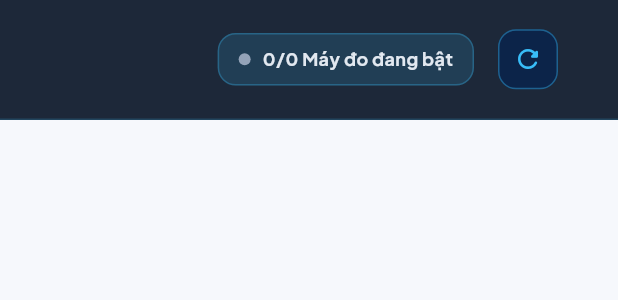
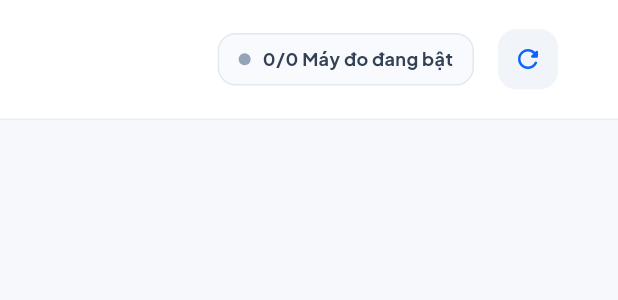
Before and after one commit to minhkhoanguyen0106-png/doan4, a Flutter app: the DesktopHeader widget shown alone on an empty page, opened directly with empty values, on a phone screen of 412 x 824 dp. Shown: the top 300 px of the screen. Run offline on Flutter 3.47's test engine with Material 3 defaults, Android fonts, the phone set to English and light mode, and no system bars; our stand-ins replace flutter_secure_storage, google_fonts; missing offline and left inert: dart:html, dart:js_interop; accounts and stored records are empty.

Commit message:
feat(ui): set shimmering daytime ocean background, fix daytime text contrast, and invert dashboard bar contrast

```diff
--- a/frontend/lib/widgets/desktop_header.dart
+++ b/frontend/lib/widgets/desktop_header.dart
@@ -36,17 +36,21 @@ class DesktopHeader extends StatelessWidget {
   @override
   Widget build(BuildContext context) {
     final isAbyss = lightingMode == OceanLightingMode.abyssal;
+    // Inverse dashboard contrast rule:
+    // Sunlit mode (!isAbyss) -> Dashboard header is DARK
+    // Abyssal mode (isAbyss) -> Dashboard header is LIGHT
+    final bool isHeaderLight = isAbyss;
 
     return Container(
       height: 80,
       padding: const EdgeInsets.symmetric(horizontal: 28),
       decoration: BoxDecoration(
-        color: isAbyss
-            ? const Color(0xE6051124) // Deep ocean glassmorphism
-            : Colors.white.withValues(alpha: 0.94),
+        color: isHeaderLight
+            ? Colors.white.withValues(alpha: 0.95)
+            : const Color(0xE6051124), // Deep ocean glassmorphism
         border: Border(
           bottom: BorderSide(
-            color: isAbyss ? const Color(0x3338BDF8) : const Color(0xFFE8EEF6),
+            color: isHeaderLight ? const Color(0xFFE8EEF6) : const Color(0x3338BDF8),
             width: 1,
           ),
         ),
@@ -64,7 +68,7 @@ class DesktopHeader extends StatelessWidget {
                   style: TextStyle(
                     fontSize: 18,
                     fontWeight: FontWeight.w900,
-                    color: isAbyss ? Colors.white : const Color(0xFF0F172A),
+                    color: isHeaderLight ? const Color(0xFF0F172A) : Colors.white,
                     letterSpacing: -0.4,
                   ),
                 ),
@@ -73,7 +77,7 @@ class DesktopHeader extends StatelessWidget {
                   subtitle,
                   style: TextStyle(
                     fontSize: 12,
-                    color: isAbyss ? const Color(0xFF94A3B8) : const Color(0xFF64748B),
+                    color: isHeaderLight ? const Color(0xFF64748B) : const Color(0xFF94A3B8),
                     fontWeight: FontWeight.w500,
                   ),
                 ),
@@ -89,15 +93,15 @@ class DesktopHeader extends StatelessWidget {
             child: Container(
               padding: const EdgeInsets.symmetric(horizontal: 13, vertical: 8),
               decoration: BoxDecoration(
-                color: isAbyss ? const Color(0x33EF4444) : const Color(0xFFFEF2F2),
+                color: isHeaderLight ? const Color(0xFFFEF2F2) : const Color(0x33EF4444),
                 borderRadius: BorderRadius.circular(12),
                 border: Border.all(
-                  color: isAbyss ? const Color(0xFFEF4444) : const Color(0xFFFECACA),
+                  color: isHeaderLight ? const Color(0xFFFECACA) : const Color(0xFFEF4444),
                   width: 1,
                 ),
                 boxShadow: [
                   BoxShadow(
-                    color: const Color(0xFFEF4444).withValues(alpha: isAbyss ? 0.25 : 0.1),
+                    color: const Color(0xFFEF4444).withValues(alpha: isHeaderLight ? 0.1 : 0.25),
                     blurRadius: 8,
                     offset: const Offset(0, 2),
                   ),
@@ -118,7 +122,7 @@ class DesktopHeader extends StatelessWidget {
                     '$activeAlertCount Cảnh báo nước',
                     style: TextStyle(
                       fontSize: 12,
-                      color: isAbyss ? const Color(0xFFFCA5A5) : const Color(0xFFB91C1C),
+                      color: isHeaderLight ? const Color(0xFFB91C1C) : const Color(0xFFFCA5A5),
                       fontWeight: FontWeight.w800,
                     ),
                   ),
@@ -133,10 +137,10 @@ class DesktopHeader extends StatelessWidget {
         Container(
           padding: const EdgeInsets.symmetric(horizontal: 13, vertical: 8),
           decoration: BoxDecoration(
-            color: isAbyss ? const Color(0x2638BDF8) : const Color(0xFFF8FAFD),
+            color: isHeaderLight ? const Color(0xFFF8FAFD) : const Color(0x2638BDF8),
             borderRadius: BorderRadius.circular(12),
             border: Border.all(
-              color: isAbyss ? const Color(0x4D38BDF8) : const Color(0xFFE2E8F0),
+              color: isHeaderLight ? const Color(0xFFE2E8F0) : const Color(0x4D38BDF8),
               width: 1,
             ),
           ),
@@ -166,7 +170,7 @@ class DesktopHeader extends StatelessWidget {
                 style: TextStyle(
                   fontSize: 12,
                   fontWeight: FontWeight.w700,
-                  color: isAbyss ? const Color(0xFFE2E8F0) : const Color(0xFF334155),
+                  color: isHeaderLight ? const Color(0xFF334155) : const Color(0xFFE2E8F0),
                 ),
               ),
             ],
@@ -184,15 +188,15 @@ class DesktopHeader extends StatelessWidget {
             ),
             label: Text(isSimulating ? 'Đang thử số liệu' : 'Thử số liệu'),
             style: FilledButton.styleFrom(
-              backgroundColor: isSimulating ? const Color(0xFFF59E0B) : const Color(0xFFEEF2FF),
-              foregroundColor: isSimulating ? Colors.white : const Color(0xFF4F46E5),
+              backgroundColor: isSimulating ? const Color(0xFFF59E0B) : (isHeaderLight ? const Color(0xFFEEF2FF) : const Color(0x226366F1)),
+              foregroundColor: isSimulating ? Colors.white : (isHeaderLight ? const Color(0xFF4F46E5) : const Color(0xFFA5B4FC)),
               elevation: 0,
               visualDensity: VisualDensity.compact,
               padding: const EdgeInsets.symmetric(horizontal: 12, vertical: 8),
               shape: RoundedRectangleBorder(
                 borderRadius: BorderRadius.circular(10),
                 side: BorderSide(
-                  color: isSimulating ? const Color(0xFFD97706) : const Color(0xFFC7D2FE),
+                  color: isSimulating ? const Color(0xFFD97706) : (isHeaderLight ? const Color(0xFFC7D2FE) : const Color(0x446366F1)),
                 ),
               ),
             ),
@@ -213,13 +217,13 @@ class DesktopHeader extends StatelessWidget {
               color: isAbyss ? const Color(0xFF38BDF8) : const Color(0xFFF59E0B),
             ),
             style: IconButton.styleFrom(
-              backgroundColor: isAbyss
-                  ? const Color(0xFF0C2449)
-                  : const Color(0xFFFEF3C7),
+              backgroundColor: isHeaderLight
+                  ? const Color(0xFFFEF3C7)
+                  : const Color(0xFF0C2449),
               shape: RoundedRectangleBorder(
                 borderRadius: BorderRadius.circular(12),
                 side: BorderSide(
-                  color: isAbyss ? const Color(0x6638BDF8) : const Color(0xFFFDE68A),
+                  color: isHeaderLight ? const Color(0xFFFDE68A) : const Color(0x6638BDF8),
                 ),
               ),
             ),
@@ -232,12 +236,12 @@ class DesktopHeader extends StatelessWidget {
           onPressed: onRefresh,
           tooltip: 'Làm mới dữ liệu',
           style: IconButton.styleFrom(
-            backgroundColor: isAbyss ? const Color(0xFF0C2449) : const Color(0xFFF1F5F9),
-            foregroundColor: isAbyss ? const Color(0xFF38BDF8) : const Color(0xFF0F62FE),
+            backgroundColor: isHeaderLight ? const Color(0xFFF1F5F9) : const Color(0xFF0C2449),
+            foregroundColor: isHeaderLight ? const Color(0xFF0F62FE) : const Color(0xFF38BDF8),
             shape: RoundedRectangleBorder(
               borderRadius: BorderRadius.circular(12),
               side: BorderSide(
-                color: isAbyss ? const Color(0x6638BDF8) : Colors.transparent,
+                color: isHeaderLight ? Colors.transparent : const Color(0x6638BDF8),
               ),
             ),
           ),
--- a/frontend/lib/widgets/sidebar.dart
+++ b/frontend/lib/widgets/sidebar.dart
@@ -28,7 +28,10 @@ class WaterSidebar extends StatelessWidget {
     // ĐỒNG BỘ MÀU SẮC ĐẠI DƯƠNG:
     // Khi ban đêm (isAbyss = true) -> Sidebar tối màu huyền bí, sâu thẳm
     // Khi ban ngày (isAbyss = false) -> Sidebar sáng màu ngọc lam tươi mát
-    final bool isSidebarLight = !isAbyss;
+    // Inverse dashboard contrast rule:
+    // Sunlit / Daytime mode (!isAbyss) -> Dashboard sidebar is DARK (isSidebarLight = false)
+    // Abyssal / Nighttime mode (isAbyss) -> Dashboard sidebar is LIGHT (isSidebarLight = true)
+    final bool isSidebarLight = isAbyss;
 
     return Container(
       width: 260,
--- a/frontend/pubspec.yaml
+++ b/frontend/pubspec.yaml
@@ -59,6 +59,8 @@ flutter:
   # included with your application, so that you can use the icons in
   # the material Icons class.
   uses-material-design: true
+  assets:
+    - assets/images/
 
   # To add assets to your application, add an assets section, like this:
   # assets:
```
Also changed, not shown: frontend/lib/screens/tabs/aquaculture_diary_tab.dart (+4 -4 lines), frontend/lib/screens/tabs/landing_tab.dart (+46 -26 lines), frontend/lib/widgets/underwater_ambient_canvas.dart (+48 -19 lines), Khung Cảnh Đại Dương Xanh Lung Linh.png (added), frontend/assets/images/day_ocean_bg.png (added), 3 other files.
